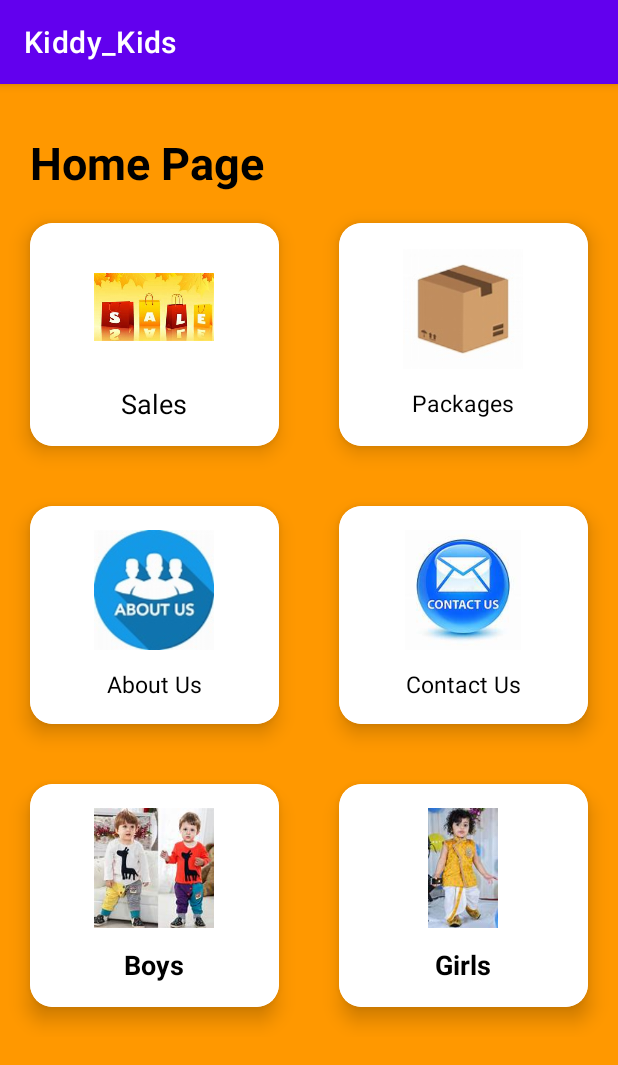
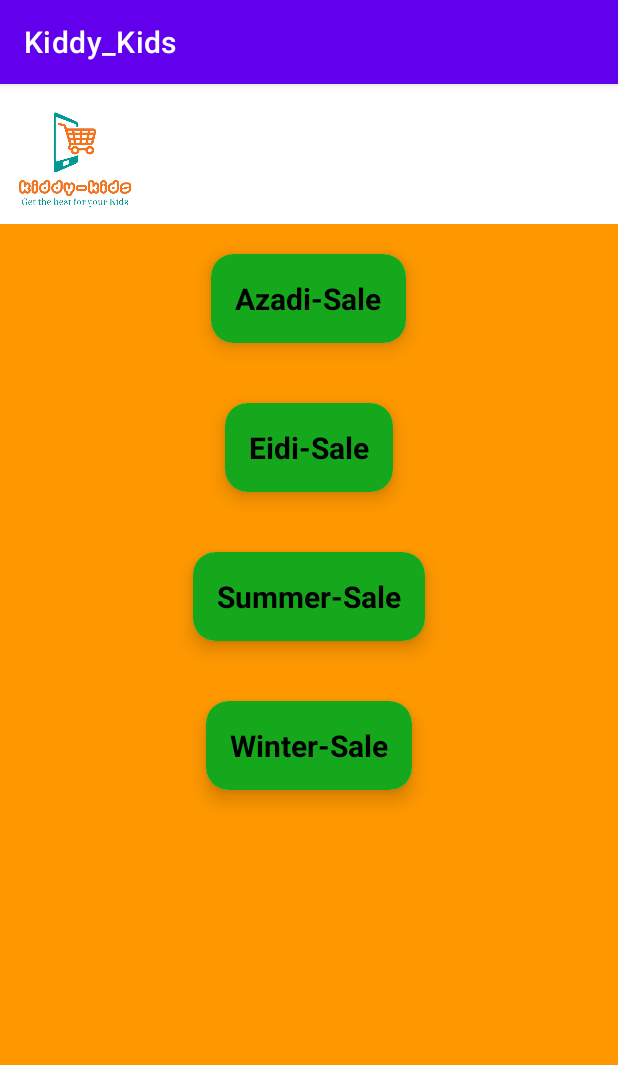
Before and after one commit to ANASZAIDULLAH/Kiddy_Kids2, an Android app: the HomePage screen opened directly, with no data from a screen before it, after a tap on "Sales", on a phone screen of 412 x 824 dp. Shown: the top 1065 px of the screen. Run offline under Robolectric (Android 15) with nearby library versions, the phone set to English and light mode, and no system bars.

Commit message:
Sale Activity (Anas Zaid)

```diff
--- a/app/src/main/AndroidManifest.xml
+++ b/app/src/main/AndroidManifest.xml
@@ -12,6 +12,9 @@
         android:roundIcon="@mipmap/ic_launcher_round"
         android:supportsRtl="true"
         android:theme="@style/Theme.Kiddy_Kids">
+        <activity
+            android:name=".Sale"
+            android:exported="false" />
         <activity
             android:name=".aboutus"
             android:exported="false" />
--- a/app/src/main/java/com/example/kiddy_kids/HomePage.java
+++ b/app/src/main/java/com/example/kiddy_kids/HomePage.java
@@ -31,7 +31,14 @@ public class HomePage extends AppCompatActivity {
             }
         });
 
-
+        sale = (CardView) findViewById(R.id.sale);
+        sale.setOnClickListener(new View.OnClickListener() {
+            @Override
+            public void onClick(View view) {
+                Intent intent = new Intent(getApplicationContext(),Sale.class);
+                startActivity(intent);
+            }
+        });
 
 
 
--- /dev/null
+++ b/app/src/main/java/com/example/kiddy_kids/Sale.java
@@ -0,0 +1,14 @@
+package com.example.kiddy_kids;
+
+import androidx.appcompat.app.AppCompatActivity;
+
+import android.os.Bundle;
+
+public class Sale extends AppCompatActivity {
+
+    @Override
+    protected void onCreate(Bundle savedInstanceState) {
+        super.onCreate(savedInstanceState);
+        setContentView(R.layout.activity_sale);
+    }
+}
--- a/app/src/main/res/layout/activity_aboutus.xml
+++ b/app/src/main/res/layout/activity_aboutus.xml
@@ -8,6 +8,8 @@
     android:orientation="vertical"
     tools:context=".aboutus">
 
+
+
 <TextView
     android:layout_width="wrap_content"
     android:layout_height="wrap_content"
@@ -17,13 +19,14 @@
     android:textStyle="bold"
     android:background="#FD0505"
     android:textSize="40sp"
+
     android:textColor="@color/white"
 />
     <TextView
         android:layout_width="match_parent"
         android:layout_height="wrap_content"
         android:text="We are dealing with all kinds of kids variety. We have different quality of jeans, shorts, shirts for kids. And our shop is in Careem BLock Market, Lahore"
-        android:textSize="25sp"
+        android:textSize="20sp"
         android:textStyle="italic"
         android:layout_marginTop="10dp"
         android:textColor="@color/black"
@@ -46,12 +49,18 @@
         android:layout_marginTop="10dp"
         android:textColor="@color/black"/>
 
+    <LinearLayout
+        android:layout_width="wrap_content"
+        android:layout_height="match_parent">
     <VideoView
+
         android:id="@+id/vedio"
         android:layout_width="match_parent"
         android:layout_height="wrap_content"
+        android:layout_marginRight="30dp"
+        android:layout_marginLeft="30dp"
         android:layout_marginTop="80dp"
 
         />
-
+    </LinearLayout>
 </LinearLayout>
--- /dev/null
+++ b/app/src/main/res/layout/activity_sale.xml
@@ -0,0 +1,155 @@
+<?xml version="1.0" encoding="utf-8"?>
+<LinearLayout xmlns:android="http://schemas.android.com/apk/res/android"
+    xmlns:app="http://schemas.android.com/apk/res-auto"
+    xmlns:tools="http://schemas.android.com/tools"
+    android:layout_width="match_parent"
+    android:background="@color/white"
+    android:layout_height="match_parent"
+    android:orientation="vertical"
+    tools:context=".Sale">
+
+    <ImageView
+        android:id="@+id/image"
+        android:layout_width="100dp"
+        android:layout_height="93dp"
+        android:layout_gravity="left"
+        android:layout_marginTop="0dp"
+        android:src="@drawable/klogo" />
+
+    <LinearLayout
+        android:layout_width="match_parent"
+        android:layout_height="match_parent"
+        android:background="#FF9800"
+        android:orientation="vertical">
+    <androidx.cardview.widget.CardView
+        android:id="@+id/azadi"
+        android:layout_width="wrap_content"
+        android:layout_height="wrap_content"
+        android:layout_columnWeight="1"
+        android:layout_rowWeight="1"
+        android:layout_gravity="center"
+        app:cardElevation="8dp"
+        app:cardCornerRadius="15dp"
+        android:layout_margin="20dp"
+        >
+        <LinearLayout
+            android:layout_width="match_parent"
+            android:layout_height="match_parent"
+            android:orientation="vertical"
+            android:background="#16A81C"
+            android:padding="16sp"
+            android:gravity="center"
+            >
+
+
+            <TextView
+                android:layout_width="wrap_content"
+                android:layout_height="wrap_content"
+                android:textStyle="bold"
+                android:textSize="20sp"
+                android:textColor="@color/black"
+                android:text="Azadi-Sale"
+                />
+        </LinearLayout>
+    </androidx.cardview.widget.CardView>
+
+    <androidx.cardview.widget.CardView
+        android:id="@+id/Eid"
+        android:layout_width="wrap_content"
+        android:layout_height="wrap_content"
+        android:layout_columnWeight="1"
+        android:layout_rowWeight="1"
+        android:layout_gravity="center"
+        app:cardElevation="8dp"
+        app:cardCornerRadius="15dp"
+        android:layout_margin="20dp"
+        >
+        <LinearLayout
+            android:layout_width="match_parent"
+            android:layout_height="match_parent"
+            android:orientation="vertical"
+            android:background="#16A81C"
+            android:padding="16sp"
+            android:gravity="center"
+            >
+
+
+            <TextView
+                android:layout_width="wrap_content"
+                android:layout_height="wrap_content"
+                android:textStyle="bold"
+                android:textSize="20sp"
+                android:textColor="@color/black"
+                android:text="Eidi-Sale"
+                />
+        </LinearLayout>
+    </androidx.cardview.widget.CardView>
+
+    <androidx.cardview.widget.CardView
+        android:id="@+id/Summer"
+        android:layout_width="wrap_content"
+        android:layout_height="wrap_content"
+        android:layout_columnWeight="1"
+        android:layout_rowWeight="1"
+        android:layout_gravity="center"
+        app:cardElevation="8dp"
+        app:cardCornerRadius="15dp"
+        android:layout_margin="20dp"
+        >
+        <LinearLayout
+            android:layout_width="match_parent"
+            android:layout_height="match_parent"
+            android:orientation="vertical"
+            android:background="#16A81C"
+            android:padding="16sp"
+            android:gravity="center"
+            >
+
+
+            <TextView
+                android:layout_width="wrap_content"
+                android:layout_height="wrap_content"
+                android:textStyle="bold"
+                android:textSize="20sp"
+                android:textColor="@color/black"
+                android:text="Summer-Sale"
+                />
+        </LinearLayout>
+    </androidx.cardview.widget.CardView>
+
+        <androidx.cardview.widget.CardView
+            android:id="@+id/Winter"
+            android:layout_width="wrap_content"
+            android:layout_height="wrap_content"
+            android:layout_columnWeight="1"
+            android:layout_rowWeight="1"
+            android:layout_gravity="center"
+            app:cardElevation="8dp"
+            app:cardCornerRadius="15dp"
+            android:layout_margin="20dp"
+            >
+            <LinearLayout
+                android:layout_width="match_parent"
+                android:layout_height="match_parent"
+                android:orientation="vertical"
+                android:background="#16A81C"
+                android:padding="16sp"
+                android:gravity="center"
+                >
+
+
+                <TextView
+                    android:layout_width="wrap_content"
+                    android:layout_height="wrap_content"
+                    android:textStyle="bold"
+                    android:textSize="20sp"
+                    android:textColor="@color/black"
+                    android:text="Winter-Sale"
+                    />
+            </LinearLayout>
+        </androidx.cardview.widget.CardView>
+
+
+    </LinearLayout>
+
+</LinearLayout>
```
